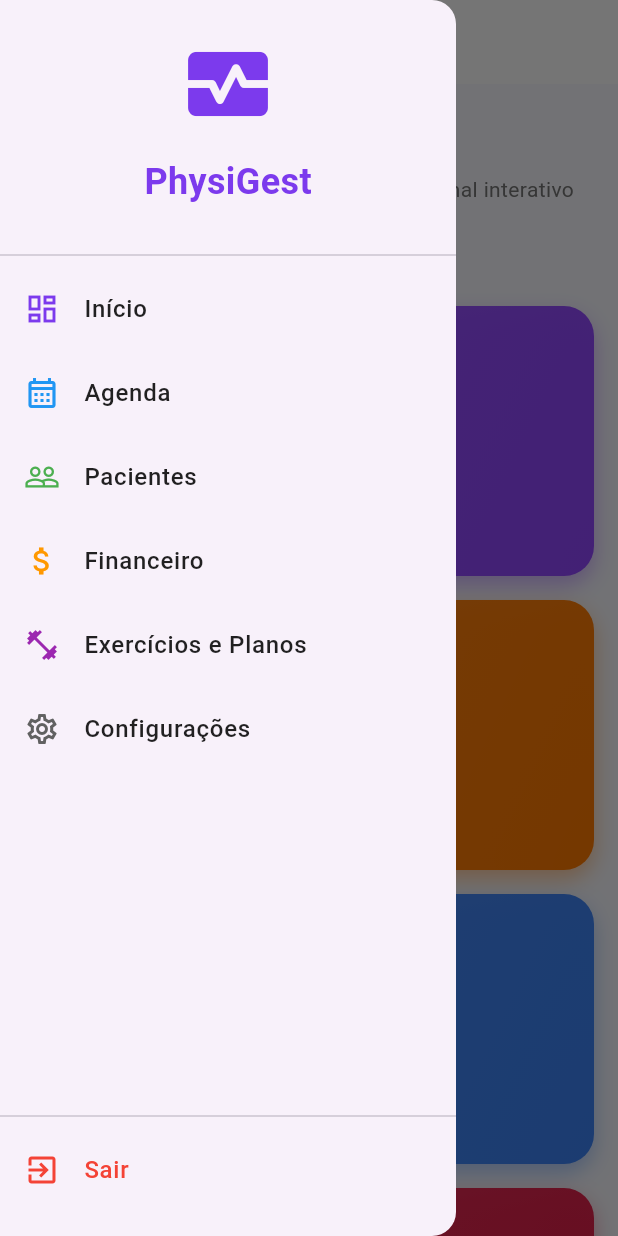
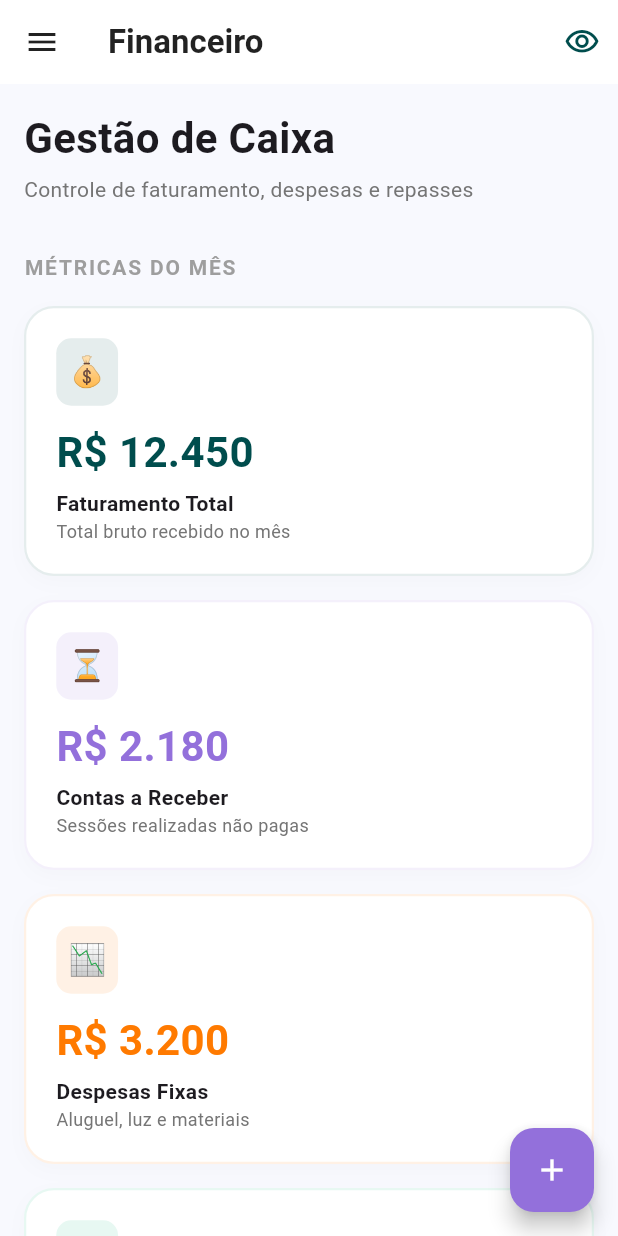
Before and after one commit to ViniciusNeri/PhysiGest, a Flutter app: the HomeView screen opened directly, in the side drawer, after a tap on "Financeiro", on a phone screen of 412 x 824 dp. Run offline on Flutter 3.47's test engine with Material 3 defaults, Android fonts, the phone set to English and light mode, and no system bars; our stand-ins replace bloc, equatable, flutter_bloc, get_it, go_router, image_picker and 2 more.

Commit message:
feat: Implement financial management and patient profile editing features.

```diff
--- a/lib/core/router/app_router.dart
+++ b/lib/core/router/app_router.dart
@@ -7,6 +7,7 @@ import 'package:physigest/features/schedule/presentation/screens/schedule_screen
 import 'package:physigest/features/patients/presentation/screens/patients_list_screen.dart';
 import 'package:physigest/features/patients/presentation/screens/edit_patient_screen.dart';
 import 'package:physigest/features/patients/presentation/screens/patient_profile_screen.dart';
+import 'package:physigest/features/financial/presentation/screens/financial_screen.dart';
 
 class AppRouter {
   static final GoRouter router = GoRouter(
@@ -34,6 +35,10 @@ class AppRouter {
         builder: (context, state) => const PatientsListScreen(),
       ),
       GoRoute(
+        path: '/financial',
+        builder: (context, state) => const FinancialScreen(),
+      ),
+      GoRoute(
         path: '/patients/new',
         builder: (context, state) => const EditPatientScreen(),
       ),
--- a/lib/core/widgets/side_menu.dart
+++ b/lib/core/widgets/side_menu.dart
@@ -61,7 +61,9 @@ class SideMenu extends StatelessWidget {
               icon: Icons.attach_money_outlined,
               title: 'Financeiro',
               iconColor: Colors.orange,
-              onTap: () {},
+               onTap: () {
+                context.go('/financial');
+              },
             ),
             _MenuTile(
               icon: Icons.fitness_center_outlined,
--- /dev/null
+++ b/lib/features/financial/presentation/bloc/financial_bloc.dart
@@ -0,0 +1,41 @@
+import 'package:flutter_bloc/flutter_bloc.dart';
+import 'package:injectable/injectable.dart';
+import 'financial_event.dart';
+import 'financial_state.dart';
+
+@injectable // Se estiver usando o injectable para gerar o injection.config
+class FinancialBloc extends Bloc<FinancialEvent, FinancialState> {
+  FinancialBloc() : super(FinancialLoading()) {
+    on<LoadFinancialData>(_onLoadFinancialData);
+  }
+
+  Future<void> _onLoadFinancialData(
+    LoadFinancialData event,
+    Emitter<FinancialState> emit,
+  ) async {
+    try {
+      emit(FinancialLoading());
+
+      // Simulando chamada de API
+      await Future.delayed(const Duration(seconds: 1));
+
+      // Mock de dados financeiros
+      final transacoesMock = [
+        {'titulo': 'Sessão: Ana Paula', 'subtitulo': 'Particular (Pix)', 'valor': 150.0, 'isExpense': false, 'data': '26 Out'},
+        {'titulo': 'Fornecedor de Luvas', 'subtitulo': 'Despesa Variável', 'valor': 80.0, 'isExpense': true, 'data': '25 Out'},
+        {'titulo': 'Sessão: Marcos Vinicius', 'subtitulo': 'Convênio Unimed', 'valor': 120.0, 'isExpense': false, 'data': '25 Out'},
+        {'titulo': 'Aluguel Clínica', 'subtitulo': 'Despesa Fixa', 'valor': 1200.0, 'isExpense': true, 'data': '20 Out'},
+      ];
+
+      emit(FinancialLoaded(
+        faturamentoTotal: 12450.00,
+        contasReceber: 2180.00,
+        despesasFixas: 3200.00,
+        lucroLiquido: 9250.00,
+        transacoes: transacoesMock,
+      ));
+    } catch (e) {
+      emit(const FinancialError("Erro ao carregar dados financeiros."));
+    }
+  }
+}
--- /dev/null
+++ b/lib/features/financial/presentation/bloc/financial_event.dart
@@ -0,0 +1,12 @@
+import 'package:equatable/equatable.dart';
+
+abstract class FinancialEvent extends Equatable {
+  const FinancialEvent();
+
+  @override
+  List<Object?> get props => [];
+}
+
+class LoadFinancialData extends FinancialEvent {
+  const LoadFinancialData();
+}
--- /dev/null
+++ b/lib/features/financial/presentation/bloc/financial_state.dart
@@ -0,0 +1,37 @@
+import 'package:equatable/equatable.dart';
+
+abstract class FinancialState extends Equatable {
+  const FinancialState();
+
+  @override
+  List<Object?> get props => [];
+}
+
+class FinancialLoading extends FinancialState {}
+
+class FinancialLoaded extends FinancialState {
+  final double faturamentoTotal;
+  final double contasReceber;
+  final double despesasFixas;
+  final double lucroLiquido;
+  final List<Map<String, dynamic>> transacoes;
+
+  const FinancialLoaded({
+    required this.faturamentoTotal,
+    required this.contasReceber,
+    required this.despesasFixas,
+    required this.lucroLiquido,
+    required this.transacoes,
+  });
+
+  @override
+  List<Object?> get props => [faturamentoTotal, contasReceber, despesasFixas, lucroLiquido, transacoes];
+}
+
+class FinancialError extends FinancialState {
+  final String message;
+  const FinancialError(this.message);
+
+  @override
+  List<Object?> get props => [message];
+}
--- /dev/null
+++ b/lib/features/financial/presentation/screens/financial_screen.dart
@@ -0,0 +1,272 @@
+import 'package:flutter/material.dart';
+import 'package:flutter_bloc/flutter_bloc.dart';
+import 'package:physigest/core/di/injection.dart';
+import 'package:physigest/core/theme/app_theme.dart';
+import 'package:physigest/core/widgets/side_menu.dart';
+// Nota: Você precisará criar o FinancialBloc ou adaptar o DashboardBloc para prover estes dados
+import 'package:physigest/features/financial/presentation/bloc/financial_bloc.dart';
+import 'package:physigest/features/financial/presentation/bloc/financial_event.dart';
+import 'package:physigest/features/financial/presentation/bloc/financial_state.dart';
+
+class FinancialScreen extends StatelessWidget {
+  const FinancialScreen({super.key});
+
+  @override
+  Widget build(BuildContext context) {
+    return BlocProvider(
+      create: (_) => getIt<FinancialBloc>()..add(const LoadFinancialData()),
+      child: const FinancialView(),
+    );
+  }
+}
+
+class FinancialView extends StatelessWidget {
+  const FinancialView({super.key});
+
+  // Cores do padrão PhysiGest
+  static const Color azulPetroleo = Color(0xFF004D4D);
+  static const Color roxoClaro = Color(0xFF9370DB);
+
+  @override
+  Widget build(BuildContext context) {
+    return Scaffold(
+      backgroundColor: const Color(0xFFF8F9FE),
+      appBar: AppBar(
+        title: const Text(
+          'Financeiro',
+          style: TextStyle(fontWeight: FontWeight.w600, color: Colors.black87),
+        ),
+        backgroundColor: Colors.white,
+        elevation: 0,
+        scrolledUnderElevation: 0,
+        iconTheme: const IconThemeData(color: Colors.black87),
+        actions: [
+          IconButton(
+            icon: const Icon(Icons.visibility_outlined, color: azulPetroleo),
+            onPressed: () {}, // Funcionalidade para ocultar valores sensíveis
+          ),
+        ],
+      ),
+      drawer: const SideMenu(),
+      floatingActionButton: FloatingActionButton(
+        onPressed: () {},
+        backgroundColor: roxoClaro,
+        child: const Icon(Icons.add, color: Colors.white),
+      ),
+      body: SafeArea(
+        child: BlocBuilder<FinancialBloc, FinancialState>(
+          builder: (context, state) {
+            if (state is FinancialLoading) {
+              return const Center(child: CircularProgressIndicator());
+            } else if (state is FinancialLoaded) {
+              return SingleChildScrollView(
+                padding: const EdgeInsets.all(16.0),
+                child: Center(
+                  child: ConstrainedBox(
+                    constraints: const BoxConstraints(maxWidth: 800),
+                    child: Column(
+                      crossAxisAlignment: CrossAxisAlignment.stretch,
+                      children: [
+                        const Text(
+                          'Gestão de Caixa',
+                          style: TextStyle(fontSize: 28, fontWeight: FontWeight.bold),
+                        ),
+                        const SizedBox(height: 4),
+                        Text(
+                          'Controle de faturamento, despesas e repasses',
+                          style: TextStyle(fontSize: 14, color: Colors.grey.shade600),
+                        ),
+                        const SizedBox(height: 32),
+
+                        // CARDS DE RESUMO FINANCEIRO
+                        const Text(
+                          'MÉTRICAS DO MÊS',
+                          style: TextStyle(
+                              fontSize: 14,
+                              fontWeight: FontWeight.bold,
+                              color: Colors.grey,
+                              letterSpacing: 1.2),
+                        ),
+                        const SizedBox(height: 16),
+
+                        GridView(
+                          shrinkWrap: true,
+                          physics: const NeverScrollableScrollPhysics(),
+                          gridDelegate: SliverGridDelegateWithFixedCrossAxisCount(
+                            crossAxisCount: MediaQuery.of(context).size.width > 600 ? 2 : 1,
+                            mainAxisSpacing: 16,
+                            crossAxisSpacing: 16,
+                            mainAxisExtent: 180,
+                          ),
+                          children: [
+                            _FinancialSummaryCard(
+                              title: 'Faturamento Total',
+                              subtitle: 'Total bruto recebido no mês',
+                              value: 'R\$ 12.450', // Exemplo: vindo do state
+                              iconText: '💰',
+                              color: azulPetroleo,
+                            ),
+                            _FinancialSummaryCard(
+                              title: 'Contas a Receber',
+                              subtitle: 'Sessões realizadas não pagas',
+                              value: 'R\$ 2.180',
+                              iconText: '⏳',
+                              color: roxoClaro,
+                            ),
+                            _FinancialSummaryCard(
+                              title: 'Despesas Fixas',
+                              subtitle: 'Aluguel, luz e materiais',
+                              value: 'R\$ 3.200',
+                              iconText: '📉',
+                              color: const Color(0xFFFF7A00), // Laranja para atenção
+                            ),
+                            _FinancialSummaryCard(
+                              title: 'Lucro Líquido',
+                              subtitle: 'O que sobra após as despesas',
+                              value: 'R\$ 9.250',
+                              iconText: '📈',
+                              color: const Color(0xFF10B981), // Verde para sucesso
+                            ),
+                          ],
+                        ),
+
+                        const SizedBox(height: 32),
+
+                        // LISTA DE LANÇAMENTOS (Substituindo o calendário)
+                        _RecentTransactionsCard(),
+                      ],
+                    ),
+                  ),
+                ),
+              );
+            }
+            return const SizedBox.shrink();
+          },
+        ),
+      ),
+    );
+  }
+}
+
+class _FinancialSummaryCard extends StatelessWidget {
+  final String title;
+  final String subtitle;
+  final String value;
+  final String iconText;
+  final Color color;
+
+  const _FinancialSummaryCard({
+    required this.title,
+    required this.subtitle,
+    required this.value,
+    required this.iconText,
+    required this.color,
+  });
+
+  @override
+  Widget build(BuildContext context) {
+    return Container(
+      padding: const EdgeInsets.all(20.0),
+      decoration: BoxDecoration(
+        color: Colors.white,
+        borderRadius: BorderRadius.circular(20),
+        border: Border.all(color: color.withOpacity(0.1), width: 1.5),
+        boxShadow: [
+          BoxShadow(
+            color: Colors.black.withOpacity(0.02),
+            blurRadius: 10,
+            offset: const Offset(0, 4),
+          ),
+        ],
+      ),
+      child: Column(
+        crossAxisAlignment: CrossAxisAlignment.start,
+        children: [
+          Container(
+            padding: const EdgeInsets.all(8),
+            decoration: BoxDecoration(
+              color: color.withOpacity(0.1),
+              borderRadius: BorderRadius.circular(10),
+            ),
+            child: Text(iconText, style: const TextStyle(fontSize: 20)),
+          ),
+          const Spacer(),
+          Text(
+            value,
+            style: TextStyle(
+              fontSize: 28,
+              fontWeight: FontWeight.bold,
+              color: color,
+            ),
+          ),
+          const SizedBox(height: 4),
+          Text(
+            title,
+            style: const TextStyle(fontWeight: FontWeight.bold, fontSize: 14),
+          ),
+          Text(
+            subtitle,
+            style: TextStyle(fontSize: 12, color: Colors.grey.shade600),
+            maxLines: 1,
+            overflow: TextOverflow.ellipsis,
+          ),
+        ],
+      ),
+    );
+  }
+}
+
+class _RecentTransactionsCard extends StatelessWidget {
+  @override
+  Widget build(BuildContext context) {
+    return Container(
+      decoration: BoxDecoration(
+        color: Colors.white,
+        borderRadius: BorderRadius.circular(20),
+        border: Border.all(color: Colors.grey.shade100, width: 1.5),
+      ),
+      child: Column(
+        crossAxisAlignment: CrossAxisAlignment.stretch,
+        children: [
+          const Padding(
+            padding: EdgeInsets.all(24.0),
+            child: Text(
+              'Fluxo de Caixa Recente',
+              style: TextStyle(fontSize: 18, fontWeight: FontWeight.bold),
+            ),
+          ),
+          Divider(height: 1, color: Colors.grey.shade100),
+          ListView.separated(
+            shrinkWrap: true,
+            physics: const NeverScrollableScrollPhysics(),
+            itemCount: 4,
+            separatorBuilder: (context, index) => Divider(height: 1, color: Colors.grey.shade50),
+            itemBuilder: (context, index) {
+              final isExpense = index % 2 != 0;
+              return ListTile(
+                leading: CircleAvatar(
+                  backgroundColor: isExpense ? Colors.red.shade50 : FinancialView.azulPetroleo.withOpacity(0.1),
+                  child: Icon(
+                    isExpense ? Icons.arrow_downward : Icons.arrow_upward,
+                    color: isExpense ? Colors.red : FinancialView.azulPetroleo,
+                    size: 18,
+                  ),
+                ),
+                title: Text(isExpense ? 'Fornecedor de Luvas' : 'Sessão: Ana Paula'),
+                subtitle: Text(isExpense ? 'Despesa Variável' : 'Particular (Pix)'),
+                trailing: Text(
+                  isExpense ? '- R\$ 80,00' : '+ R\$ 150,00',
+                  style: TextStyle(
+                    fontWeight: FontWeight.bold,
+                    color: isExpense ? Colors.red : FinancialView.azulPetroleo,
+                  ),
+                ),
+              );
+            },
+          ),
+          const SizedBox(height: 16),
+        ],
+      ),
+    );
+  }
+}
```
Also changed, not shown: lib/features/patients/presentation/screens/edit_patient_screen.dart (+78 -26 lines), lib/features/patients/presentation/screens/patient_profile_screen.dart (+108 -148 lines), lib/core/di/injection.config.dart, 7 other files.
